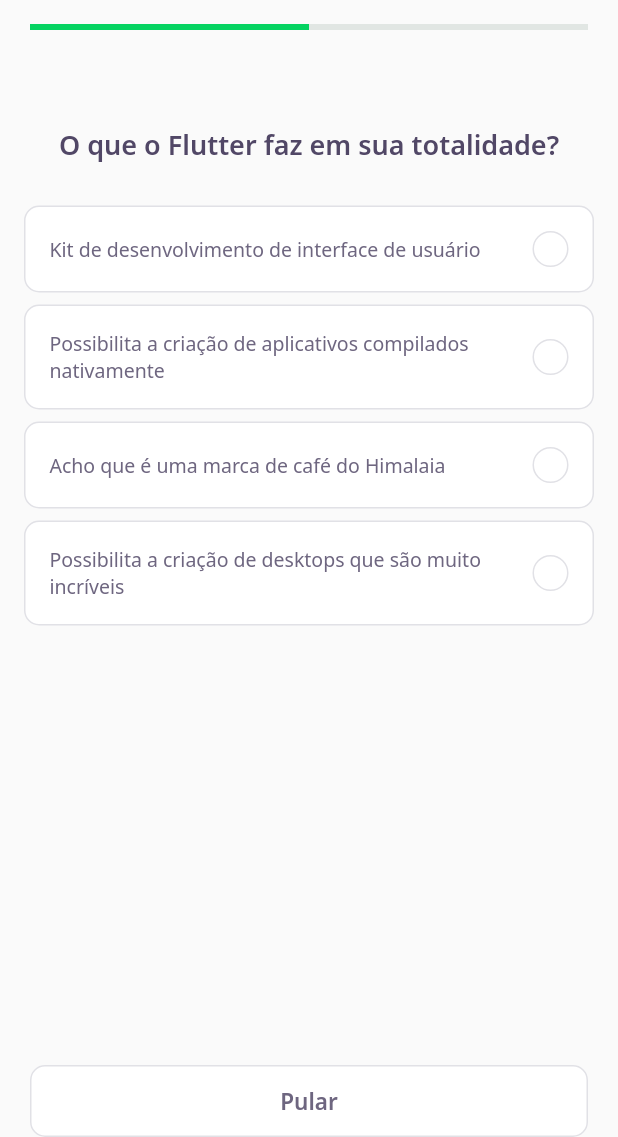
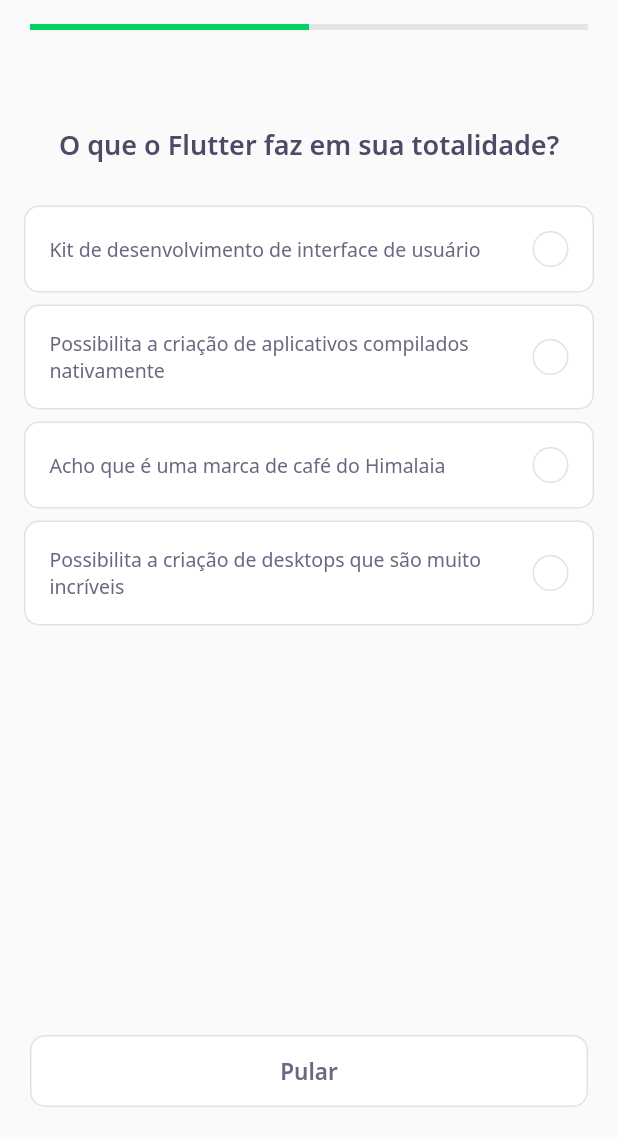
Before and after one commit to raulpe7eira/dev-quiz-app, a Flutter app: the screen it shows after launch, after a tap on "NLW 5 Flutter", on a phone screen of 412 x 824 dp, the part 99-1236 px from its top. Run offline on Flutter 3.47's test engine with Material 2 defaults, Android fonts, the phone set to English and light mode, and no system bars; our stand-ins replace google_fonts, share_plus; accounts and stored records are empty; network calls fail.

Commit message:
improves layout

```diff
--- a/lib/challenge/challenge_page.dart
+++ b/lib/challenge/challenge_page.dart
@@ -77,7 +77,7 @@
       bottomNavigationBar: SafeArea(
         bottom: true,
         child: Padding(
-          padding: const EdgeInsets.symmetric(horizontal: 20),
+          padding: const EdgeInsets.symmetric(horizontal: 20, vertical: 20),
           child: ValueListenableBuilder<int>(
             valueListenable: controller.currentPageNotifier,
             builder: (context, value, _) => Row(
--- a/lib/result/result_page.dart
+++ b/lib/result/result_page.dart
@@ -74,7 +74,6 @@
                     ),
                   ],
                 ),
-                SizedBox(height: 34),
                 Row(
                   children: [
                     Expanded(
```
